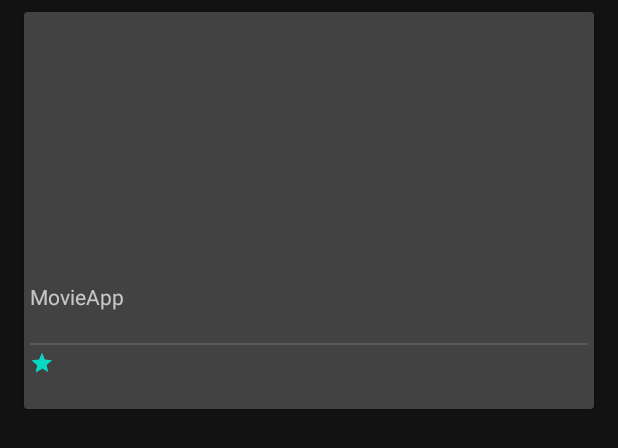
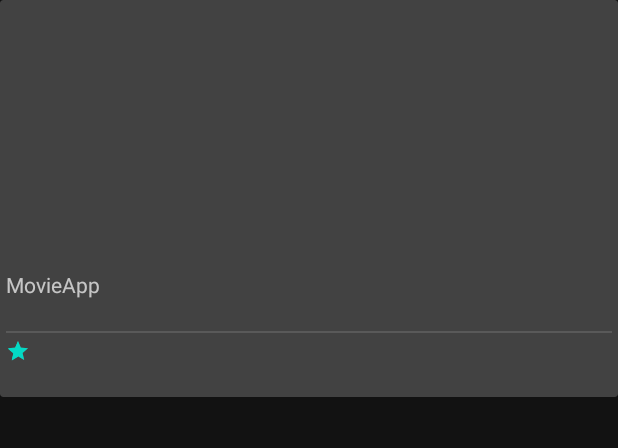
Before and after one commit to elijahmurimi40/MovieApp, an Android app: the layout movie_list_item.xml on its own in the app's theme, with its tools: preview values and no code run, on a phone screen of 412 x 824 dp. Shown: the top 448 px of the screen. Run offline under Robolectric (Android 15) with nearby library versions, the phone set to English and light mode, and no system bars.

Commit message:
Add recycler view item decoration

```diff
--- a/app/src/main/java/com/fortie40/movieapp/bindingadapters/ActivityMainBindingAdapters.kt
+++ b/app/src/main/java/com/fortie40/movieapp/bindingadapters/ActivityMainBindingAdapters.kt
@@ -7,6 +7,7 @@ import androidx.paging.PagedList
 import androidx.recyclerview.widget.RecyclerView
 import androidx.recyclerview.widget.StaggeredGridLayoutManager
 import com.fortie40.movieapp.helperclasses.NetworkState
+import com.fortie40.movieapp.layoutmanagers.ItemDecorationMovieColumn
 import com.fortie40.movieapp.layoutmanagers.MoviesStaggeredGridLayoutManager
 import com.fortie40.movieapp.models.Movie
 import com.fortie40.movieapp.ui.main.MainActivityAdapter
@@ -17,6 +18,8 @@ private lateinit var adapter: MainActivityAdapter
 fun setLayoutManager(rv: RecyclerView, spanCount: Int) {
     val layoutManager = MoviesStaggeredGridLayoutManager(spanCount, StaggeredGridLayoutManager.VERTICAL)
     layoutManager.gapStrategy = StaggeredGridLayoutManager.GAP_HANDLING_MOVE_ITEMS_BETWEEN_SPANS
+    rv.invalidateItemDecorations()
+    rv.addItemDecoration(ItemDecorationMovieColumn(rv.context))
     rv.layoutManager = layoutManager
 }
 
@@ -25,7 +28,6 @@ fun setAdapter(rv: RecyclerView, data: PagedList<Movie>?) {
     if (!::adapter.isInitialized)
         adapter = MainActivityAdapter()
 
-    // rv.addItemDecoration(ItemDecorationMovieColumn(rv.context))
     rv.adapter = adapter
     data.let {
         adapter.submitList(it)
--- a/app/src/main/res/layout/movie_list_item.xml
+++ b/app/src/main/res/layout/movie_list_item.xml
@@ -7,7 +7,8 @@
             name="movie"
             type="com.fortie40.movieapp.models.Movie" />
     </data>
-    <androidx.constraintlayout.widget.ConstraintLayout
+    <LinearLayout
+        android:orientation="vertical"
         android:layout_width="match_parent"
         android:layout_height="wrap_content">
 
@@ -16,12 +17,6 @@
             android:id="@+id/card_view"
             android:layout_width="match_parent"
             android:layout_height="wrap_content"
-            android:layout_marginStart="16dp"
-            android:layout_marginLeft="16dp"
-            android:layout_marginTop="8dp"
-            android:layout_marginEnd="16dp"
-            android:layout_marginRight="16dp"
-            android:layout_marginBottom="8dp"
             android:clickable="true"
             android:focusable="true"
             android:foreground="?selectableItemBackground"
@@ -39,10 +34,10 @@
                     android:layout_width="0dp"
                     android:layout_height="180dp"
                     android:contentDescription="@string/movie_image"
-                    app:setImage="@{movie.posterPath}"
                     app:layout_constraintEnd_toEndOf="parent"
                     app:layout_constraintStart_toStartOf="parent"
-                    app:layout_constraintTop_toTopOf="parent" />
+                    app:layout_constraintTop_toTopOf="parent"
+                    app:setImage="@{movie.posterPath}" />
 
                 <TextView
                     android:id="@+id/cv_movie_title"
@@ -117,5 +112,5 @@
                     app:layout_constraintTop_toBottomOf="@+id/cv_vote_average" />
             </androidx.constraintlayout.widget.ConstraintLayout>
         </androidx.cardview.widget.CardView>
-    </androidx.constraintlayout.widget.ConstraintLayout>
+    </LinearLayout>
 </layout>
--- /dev/null
+++ b/app/src/main/res/values/dimens.xml
@@ -0,0 +1,5 @@
+<?xml version="1.0" encoding="utf-8"?>
+<resources>
+    <dimen name="densityPixels12">12dp</dimen>
+    <dimen name="densityPixels16">16dp</dimen>
+</resources>
```
Also changed, not shown: app/src/main/java/com/fortie40/movieapp/layoutmanagers/ItemDecorationMovieColumn.kt (added, +36 -0 lines).
